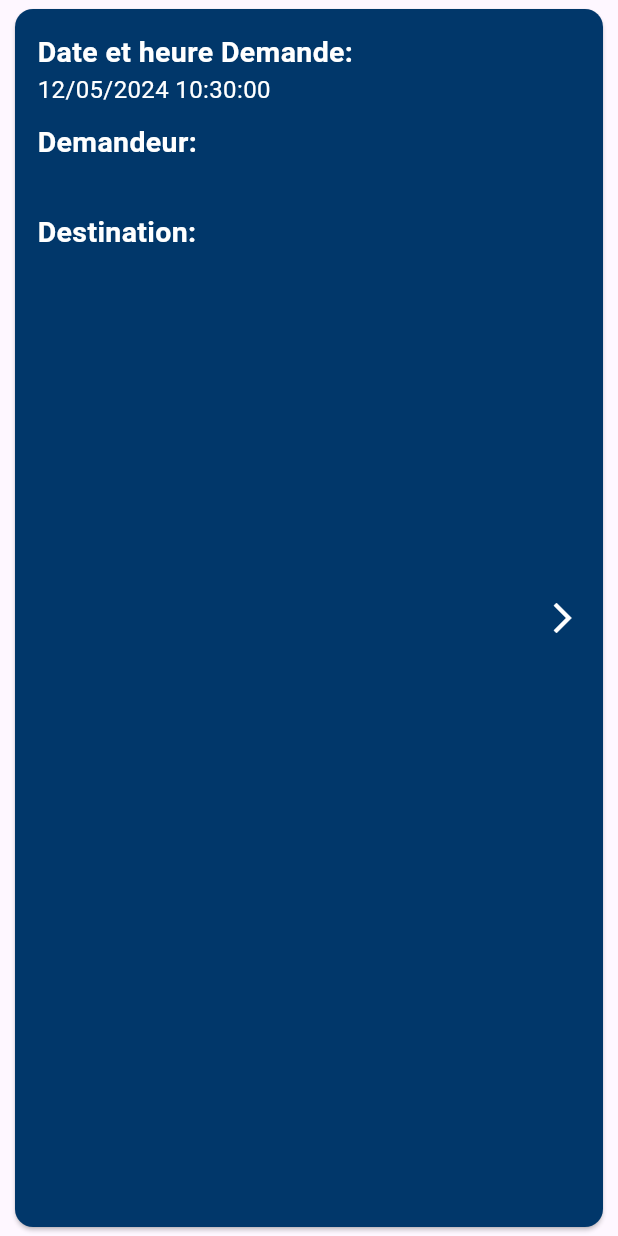
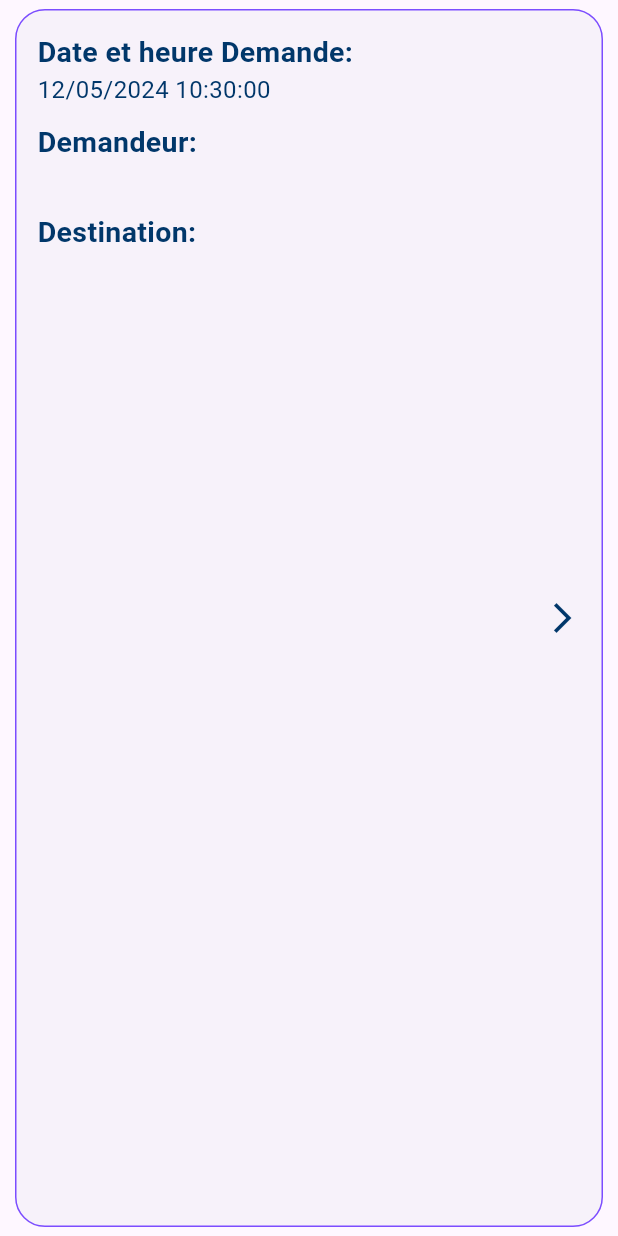
Before and after one commit to DaminkOoO/PROJET-PFE, a Flutter app: the VoyageInfoCard widget shown alone on an empty page, opened directly with empty values, on a phone screen of 412 x 824 dp. Run offline on Flutter 3.47's test engine with Material 3 defaults, Android fonts, the phone set to English and light mode, and no system bars; our stand-ins replace firebase_core, firebase_messaging, flutter_secure_storage, geolocator, jwt_decoder and 1 more; missing offline and left inert: barcode_scan2, dart:ffi, jwt_decode; accounts and stored records are empty.

Commit message:
modified:   backend/bin/Debug/net8.0/backend.dll 	modified:   backend/bin/Debug/net8.0/backend.exe 	modified:   backend/bin/Debug/net8.0/backend.pdb 	modified:   backend/obj/Debug/net8.0/apphost.exe 	modified:   backend/obj/Debug/net8.0/backend.AssemblyInfo.cs 	modified:   backend/obj/Debug/net8.0/backend.AssemblyInfoInputs.cache 	modified:   backend/obj/Debug/net8.0/backend.dll 	modified:   backend/obj/Debug/net8.0/backend.pdb 	modified:   backend/obj/Debug/net8.0/backend.sourcelink.json 	modified:   backend/obj/Debug/net8.0/ref/backend.dll 	modified:   backend/obj/Debug/net8.0/refint/backend.dll 	modified:   frontend_mobile/lib/components/list_voyage.dart 	modified:   frontend_mobile/lib/components/voyage_info_card.dart

```diff
--- a/frontend_mobile/lib/components/voyage_info_card.dart
+++ b/frontend_mobile/lib/components/voyage_info_card.dart
@@ -15,9 +15,14 @@ class VoyageInfoCard extends StatelessWidget {
     return GestureDetector(
       onTap: () {},
       child: Card(
-        color: const Color.fromRGBO(1, 55, 106, 1.0),
+        shape: RoundedRectangleBorder(
+          side: const BorderSide(
+            color: Colors.deepPurpleAccent, //<-- SEE HERE
+          ),
+          borderRadius: BorderRadius.circular(20.0),
+        ),
         margin: const EdgeInsets.symmetric(horizontal: 10, vertical: 6),
-        elevation: 1.2,
+        elevation: 0,
         child: Padding(
           padding: const EdgeInsets.symmetric(horizontal: 15, vertical: 15),
           child: Row(
@@ -36,7 +41,7 @@ class VoyageInfoCard extends StatelessWidget {
                           const Text(
                             "Date et heure Demande:",
                             style: TextStyle(
-                              color: Colors.white,
+                              color: Color.fromRGBO(1, 55, 106, 1.0),
                               fontWeight: FontWeight.bold,
                               fontSize: 19,
                             ),
@@ -44,7 +49,8 @@ class VoyageInfoCard extends StatelessWidget {
                           Text(
                             "${DateFormat.yMd('fr_FR').format(voyage.dateSortieBon)} ${DateFormat.Hms().format(voyage.dateSortieBon)}",
                             style: const TextStyle(
-                                color: Colors.white, fontSize: 16),
+                                color: Color.fromRGBO(1, 55, 106, 1.0),
+                                fontSize: 16),
                           ),
                         ],
                       ),
@@ -62,13 +68,14 @@ class VoyageInfoCard extends StatelessWidget {
                             style: TextStyle(
                               fontWeight: FontWeight.bold,
                               fontSize: 19,
-                              color: Colors.white,
+                              color: Color.fromRGBO(1, 55, 106, 1.0),
                             ),
                             textAlign: TextAlign.right,
                           ),
                           Text(voyage.demandeurMatriculeSopal,
                               style: const TextStyle(
-                                  color: Colors.white, fontSize: 16)),
+                                  color: Color.fromRGBO(1, 55, 106, 1.0),
+                                  fontSize: 16)),
                         ],
                       ),
                     ),
@@ -83,21 +90,22 @@ class VoyageInfoCard extends StatelessWidget {
                           const Text(
                             "Destination:",
                             style: TextStyle(
-                              color: Colors.white,
+                              color: Color.fromRGBO(1, 55, 106, 1.0),
                               fontWeight: FontWeight.bold,
                               fontSize: 19,
                             ),
                           ),
                           Text(voyage.magasinierMatriculeSopal,
                               style: const TextStyle(
-                                  color: Colors.white, fontSize: 16)),
+                                  color: Color.fromRGBO(1, 55, 106, 1.0),
+                                  fontSize: 16)),
                         ],
                       ),
                     ),
                   ]),
               const Icon(
                 Icons.arrow_forward_ios_sharp,
-                color: Colors.white,
+                color: Color.fromRGBO(1, 55, 106, 1.0),
               )
             ],
           ),
```
Also changed, not shown: frontend_mobile/lib/components/list_voyage.dart (+1 -18 lines), 11 other files.
